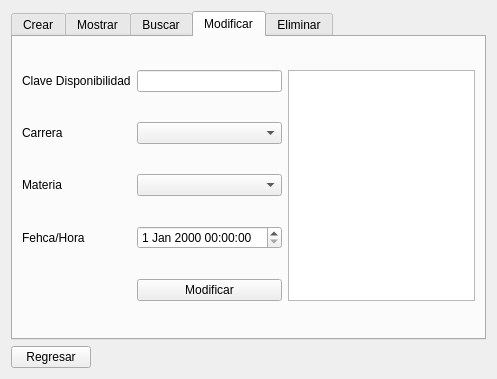
alexVillasenor/SEDDII, file Proyecto/menudisponibilidad.ui: the form before one commit.
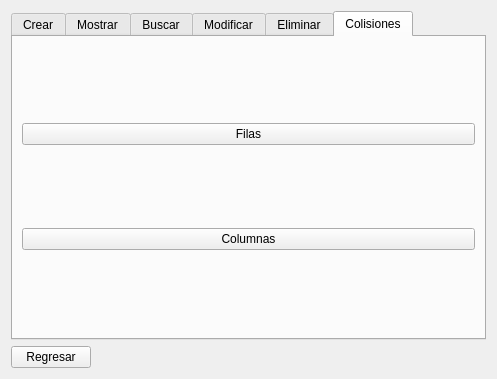
The form after the commit.

Commit message: Columnas listo, tamaño de tabla almacenado en .tamano

```diff
--- a/Proyecto/menudisponibilidad.ui
+++ b/Proyecto/menudisponibilidad.ui
@@ -40,7 +40,7 @@
    <item row="0" column="0" colspan="2">
     <widget class="QTabWidget" name="tabWidget">
      <property name="currentIndex">
-      <number>3</number>
+      <number>5</number>
      </property>
      <widget class="QWidget" name="tab">
       <attribute name="title">
@@ -236,6 +236,27 @@
        </item>
       </layout>
      </widget>
+     <widget class="QWidget" name="tab_6">
+      <attribute name="title">
+       <string>Colisiones</string>
+      </attribute>
+      <layout class="QGridLayout" name="gridLayout_7">
+       <item row="1" column="0">
+        <widget class="QPushButton" name="pushButton_7">
+         <property name="text">
+          <string>Filas</string>
+         </property>
+        </widget>
+       </item>
+       <item row="2" column="0">
+        <widget class="QPushButton" name="pushButton_8">
+         <property name="text">
+          <string>Columnas</string>
+         </property>
+        </widget>
+       </item>
+      </layout>
+     </widget>
     </widget>
    </item>
   </layout>
```
The commit also changes 14 other files.
